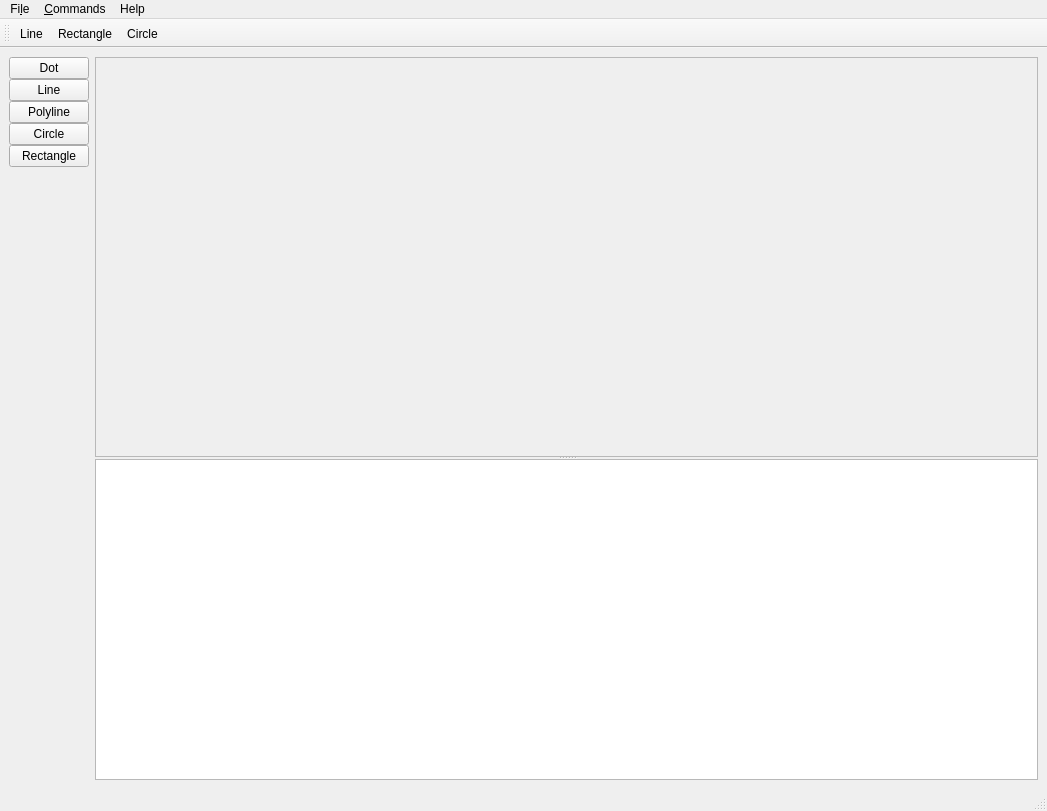
Old version of the form app/ui/main_window.ui in the repository drahoja9/BI-OOP-CAD.
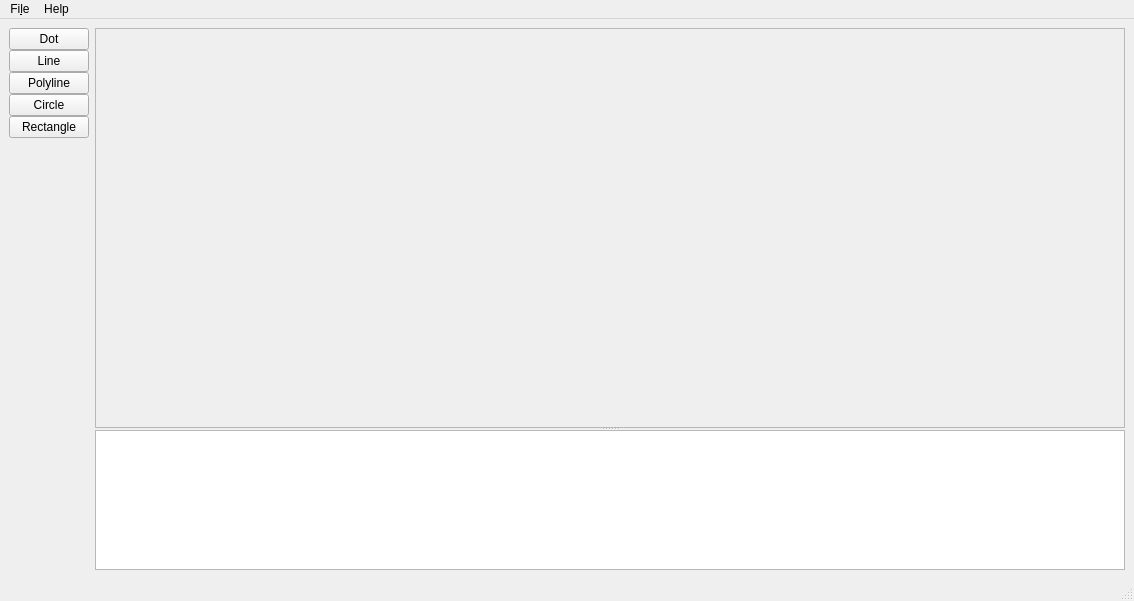
New version of the form.

```diff
--- a/app/ui/main_window.ui
+++ b/app/ui/main_window.ui
@@ -6,8 +6,8 @@
    <rect>
     <x>0</x>
     <y>0</y>
-    <width>1047</width>
-    <height>811</height>
+    <width>1134</width>
+    <height>601</height>
    </rect>
   </property>
   <property name="windowTitle">
@@ -134,8 +134,8 @@
            <rect>
             <x>0</x>
             <y>0</y>
-            <width>936</width>
-            <height>478</height>
+            <width>1030</width>
+            <height>398</height>
            </rect>
           </property>
          </widget>
@@ -165,8 +165,8 @@
     <rect>
      <x>0</x>
      <y>0</y>
-     <width>1047</width>
-     <height>28</height>
+     <width>1134</width>
+     <height>17</height>
     </rect>
    </property>
    <widget class="QMenu" name="menuFile">
@@ -176,35 +176,15 @@
     <addaction name="actionNew"/>
     <addaction name="actionQuit"/>
    </widget>
-   <widget class="QMenu" name="menuCommands">
-    <property name="title">
-     <string>&amp;Commands</string>
-    </property>
-   </widget>
    <widget class="QMenu" name="menuHelp">
     <property name="title">
      <string>Help</string>
     </property>
    </widget>
    <addaction name="menuFile"/>
-   <addaction name="menuCommands"/>
    <addaction name="menuHelp"/>
   </widget>
   <widget class="QStatusBar" name="statusbar"/>
-  <widget class="QToolBar" name="toolBar">
-   <property name="windowTitle">
-    <string>toolBar</string>
-   </property>
-   <attribute name="toolBarArea">
-    <enum>TopToolBarArea</enum>
-   </attribute>
-   <attribute name="toolBarBreak">
-    <bool>false</bool>
-   </attribute>
-   <addaction name="actionLine"/>
-   <addaction name="actionRectangle"/>
-   <addaction name="actionCircle"/>
-  </widget>
   <action name="actionNew">
    <property name="text">
     <string>&amp;New</string>
```
Left out of the diff: 14 changed lines with no effect on the pictures.
